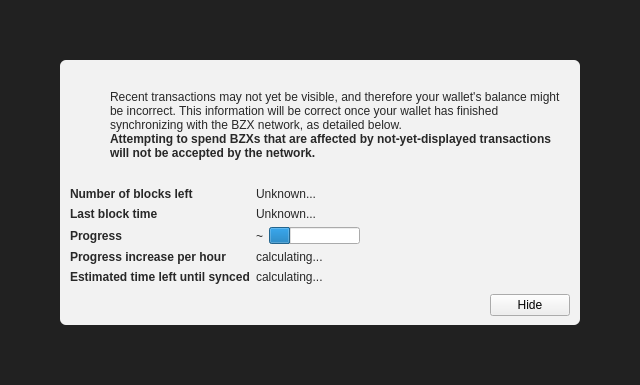
First picture: the form in src/qt/forms/modaloverlay.ui, repository 1001tests/BZX, before the edit.
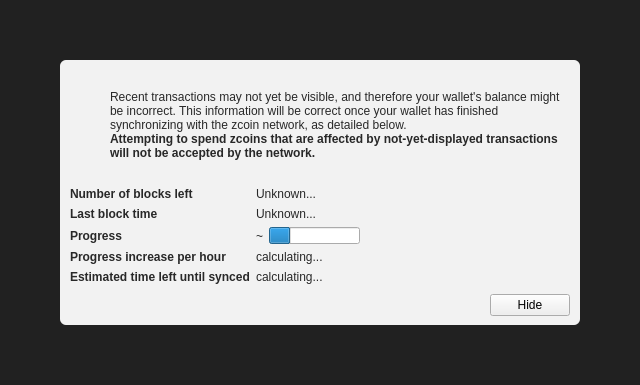
Second picture: the form after the edit. Icons and pictures are not drawn. Custom widgets are drawn as their Qt base class.

```diff
--- a/src/qt/forms/modaloverlay.ui
+++ b/src/qt/forms/modaloverlay.ui
@@ -130,7 +130,7 @@
              <item>
               <widget class="QLabel" name="infoText">
                <property name="text">
-                <string>Recent transactions may not yet be visible, and therefore your wallet's balance might be incorrect. This information will be correct once your wallet has finished synchronizing with the BZX network, as detailed below.</string>
+                <string>Recent transactions may not yet be visible, and therefore your wallet's balance might be incorrect. This information will be correct once your wallet has finished synchronizing with the zcoin network, as detailed below.</string>
                </property>
                <property name="textFormat">
                 <enum>Qt::RichText</enum>
@@ -149,7 +149,7 @@
                 </font>
                </property>
                <property name="text">
-                <string>Attempting to spend BZXs that are affected by not-yet-displayed transactions will not be accepted by the network.</string>
+                <string>Attempting to spend zcoins that are affected by not-yet-displayed transactions will not be accepted by the network.</string>
                </property>
                <property name="textFormat">
                 <enum>Qt::RichText</enum>
```
